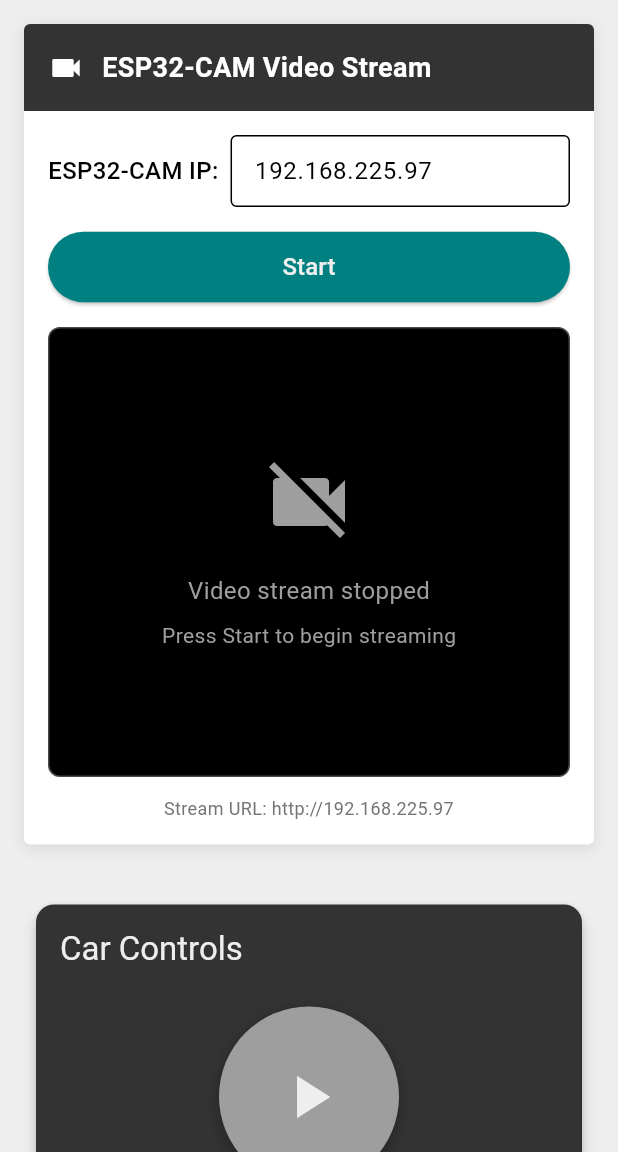
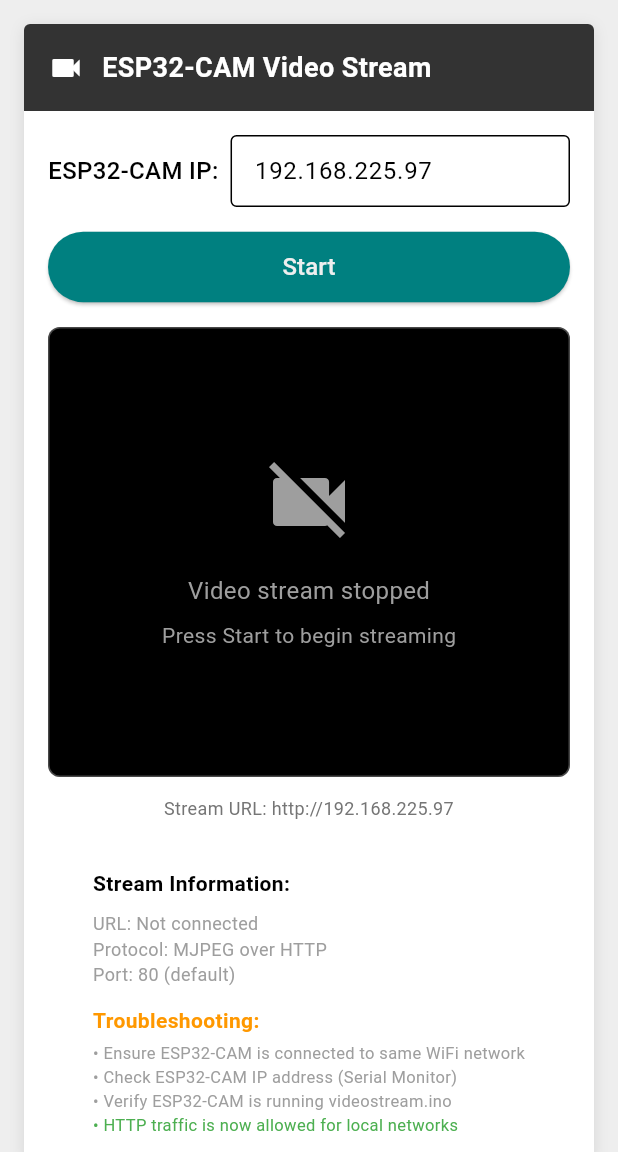
Before and after one commit to The-Loko/myapp, a Flutter app: the screen it shows after launch, on a phone screen of 412 x 824 dp, the part 84-1236 px from its top. Run offline on Flutter 3.47's test engine with Material 3 defaults, Android fonts, the light colour scheme and no system bars; our stand-ins replace flutter_bluetooth_serial, webview_flutter; missing offline and left inert: flutter_joystick, wifi_scan.

Commit message:
Add network security configuration and enhance video stream widget with connection info and troubleshooting tips

```diff
--- a/lib/widgets/video_stream_widget.dart
+++ b/lib/widgets/video_stream_widget.dart
@@ -249,6 +249,64 @@ class _VideoStreamWidgetState extends State<VideoStreamWidget> {
               ],
             ),
           ),
+
+          // Connection Info and Troubleshooting
+          Container(
+            padding: const EdgeInsets.all(16),
+            child: Column(
+              crossAxisAlignment: CrossAxisAlignment.start,
+              children: [
+                const Text(
+                  'Stream Information:',
+                  style: TextStyle(
+                    fontWeight: FontWeight.bold,
+                    fontSize: 14,
+                  ),
+                ),
+                const SizedBox(height: 8),
+                Text(
+                  'URL: ${_isScreenOn ? 'http://${_ipController.text}' : 'Not connected'}',
+                  style: const TextStyle(fontSize: 12, color: Colors.grey),
+                ),
+                const Text(
+                  'Protocol: MJPEG over HTTP',
+                  style: TextStyle(fontSize: 12, color: Colors.grey),
+                ),
+                const Text(
+                  'Port: 80 (default)',
+                  style: TextStyle(fontSize: 12, color: Colors.grey),
+                ),
+                const SizedBox(height: 12),
+
+                // Troubleshooting section
+                const Text(
+                  'Troubleshooting:',
+                  style: TextStyle(
+                    fontWeight: FontWeight.bold,
+                    fontSize: 14,
+                    color: Colors.orange,
+                  ),
+                ),
+                const SizedBox(height: 4),
+                const Text(
+                  '• Ensure ESP32-CAM is connected to same WiFi network',
+                  style: TextStyle(fontSize: 11, color: Colors.grey),
+                ),
+                const Text(
+                  '• Check ESP32-CAM IP address (Serial Monitor)',
+                  style: TextStyle(fontSize: 11, color: Colors.grey),
+                ),
+                const Text(
+                  '• Verify ESP32-CAM is running videostream.ino',
+                  style: TextStyle(fontSize: 11, color: Colors.grey),
+                ),
+                const Text(
+                  '• HTTP traffic is now allowed for local networks',
+                  style: TextStyle(fontSize: 11, color: Colors.green),
+                ),
+              ],
+            ),
+          ),
         ],
       ),
     );
```
Also changed, not shown: 2 other files.
